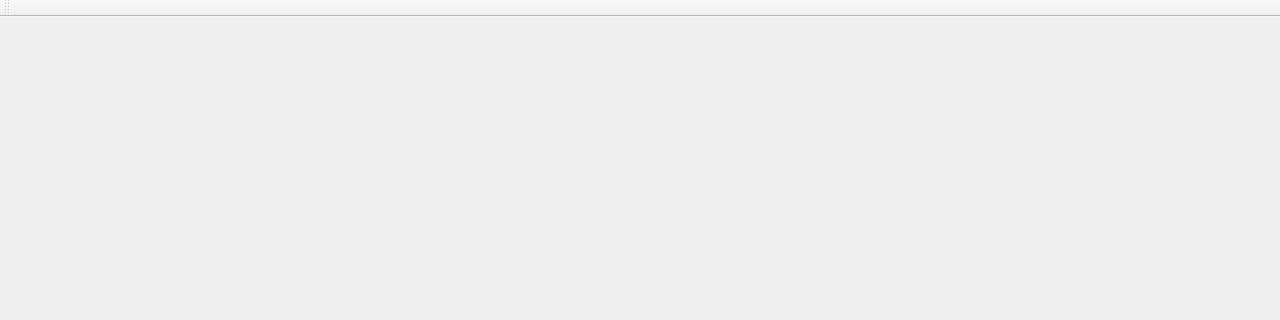
The window that components/ui/form/mainwindow.ui (Radglay/ELFReader) describes before a commit, drawn with Qt 5; both pictures show x 0 to 1280 and y 0 to 320 of the 1280 by 720 pixel window.
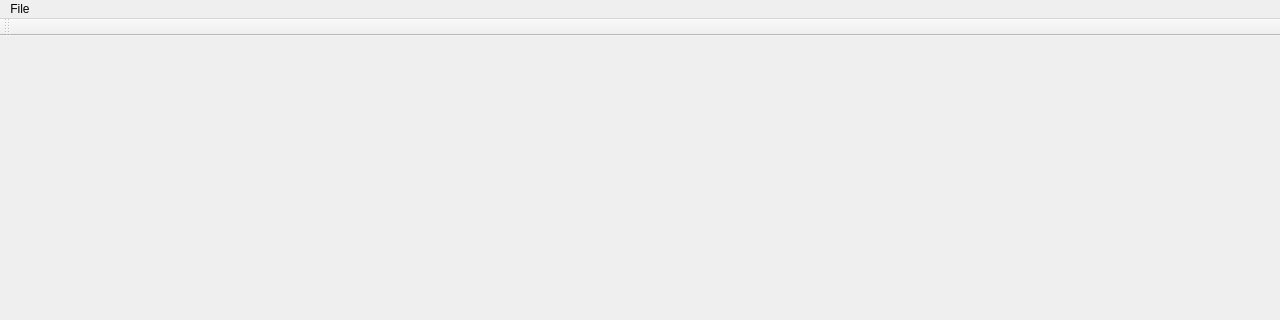
The same window after the commit.

The edit to the form file:
```diff
--- a/components/ui/form/mainwindow.ui
+++ b/components/ui/form/mainwindow.ui
@@ -23,6 +23,13 @@
      <height>20</height>
     </rect>
    </property>
+   <widget class="QMenu" name="menuFile">
+    <property name="title">
+     <string>File</string>
+    </property>
+    <addaction name="actionopen"/>
+   </widget>
+   <addaction name="menuFile"/>
   </widget>
   <widget class="QStatusBar" name="statusbar"/>
   <widget class="QToolBar" name="toolBar">
```
Left out of the diff: 5 changed lines with no effect on the pictures.
